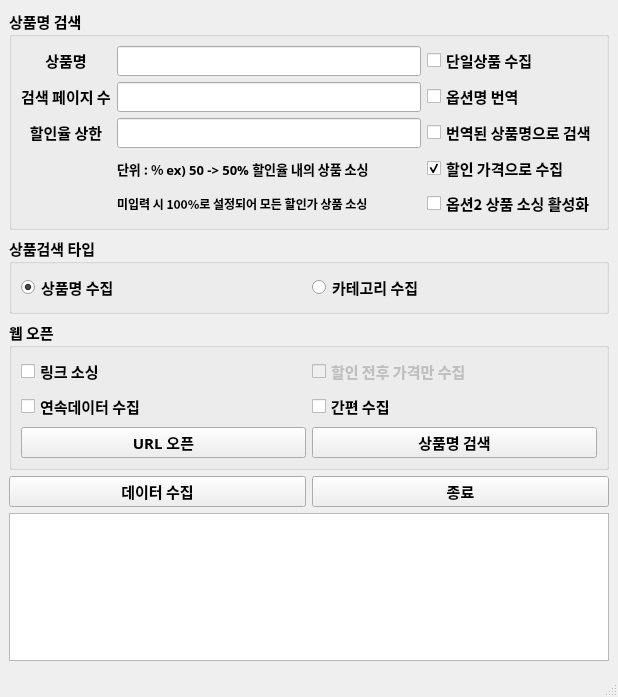
This is AliExpressShoppingCrawller/driver/main_ui.ui in TomLee9903/TomLee9903 as Qt 5 draws it before an edit. The edited form follows.
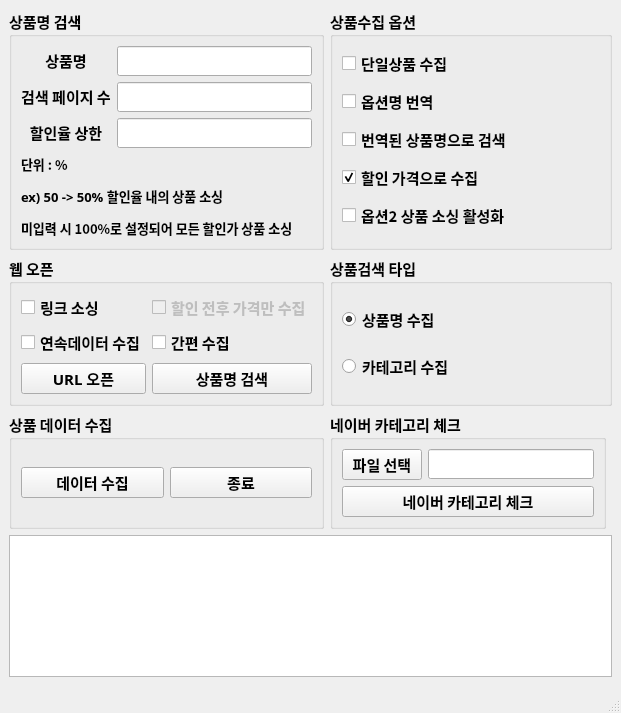
This is the edited form.

Commit message:
[AliExpress] AliExpress 2.0 9차 업데이트
 -. 할인 전후 가격 수집 안되던 버그 수정
 -. 네이버 카테고리 체크 기능 추가
 -. UI 디자인 변경

```diff
--- a/AliExpressShoppingCrawller/driver/main_ui.ui
+++ b/AliExpressShoppingCrawller/driver/main_ui.ui
@@ -6,8 +6,8 @@
    <rect>
     <x>0</x>
     <y>0</y>
-    <width>618</width>
-    <height>697</height>
+    <width>621</width>
+    <height>713</height>
    </rect>
   </property>
   <property name="font">
@@ -23,170 +23,61 @@
    <number>-2</number>
   </property>
   <widget class="QWidget" name="centralwidget">
-   <layout class="QGridLayout" name="gridLayout_6">
-    <item row="0" column="0">
-     <layout class="QGridLayout" name="gridLayout_3">
-      <item row="0" column="0">
-       <widget class="QGroupBox" name="groupBox_2">
-        <property name="font">
-         <font>
-          <family>맑은 고딕</family>
-          <pointsize>11</pointsize>
-          <weight>75</weight>
-          <bold>true</bold>
-         </font>
-        </property>
-        <property name="title">
-         <string>상품명 검색</string>
-        </property>
-        <layout class="QGridLayout" name="gridLayout_2">
-         <item row="0" column="1">
-          <widget class="QLineEdit" name="item_name">
-           <property name="enabled">
-            <bool>true</bool>
-           </property>
-           <property name="font">
-            <font>
-             <family>맑은 고딕</family>
-             <pointsize>11</pointsize>
-             <weight>75</weight>
-             <bold>true</bold>
-            </font>
-           </property>
-          </widget>
-         </item>
-         <item row="0" column="2">
-          <widget class="QCheckBox" name="no_option">
-           <property name="text">
-            <string>단일상품 수집</string>
-           </property>
-          </widget>
-         </item>
-         <item row="1" column="0">
-          <widget class="QLabel" name="label_7">
-           <property name="font">
-            <font>
-             <family>맑은 고딕</family>
-             <pointsize>11</pointsize>
-             <weight>75</weight>
-             <bold>true</bold>
-            </font>
-           </property>
-           <property name="text">
-            <string>&lt;html&gt;&lt;head/&gt;&lt;body&gt;&lt;p align=&quot;center&quot;&gt;검색 페이지 수&lt;/p&gt;&lt;/body&gt;&lt;/html&gt;</string>
-           </property>
-          </widget>
-         </item>
-         <item row="5" column="1">
-          <widget class="QLabel" name="label_2">
-           <property name="font">
-            <font>
-             <family>맑은 고딕</family>
-             <pointsize>10</pointsize>
-             <weight>75</weight>
-             <bold>true</bold>
-            </font>
-           </property>
-           <property name="text">
-            <string>단위 : % ex) 50 -&gt; 50% 할인율 내의 상품 소싱</string>
-           </property>
-          </widget>
-         </item>
-         <item row="4" column="2">
-          <widget class="QCheckBox" name="enable_translate_itemname">
-           <property name="text">
-            <string>번역된 상품명으로 검색</string>
-           </property>
-          </widget>
-         </item>
-         <item row="1" column="1">
-          <widget class="QLineEdit" name="page_cnt">
-           <property name="enabled">
-            <bool>true</bool>
-           </property>
-           <property name="font">
-            <font>
-             <family>맑은 고딕</family>
-             <pointsize>11</pointsize>
-             <weight>75</weight>
-             <bold>true</bold>
-            </font>
-           </property>
-           <property name="echoMode">
-            <enum>QLineEdit::Normal</enum>
-           </property>
-          </widget>
-         </item>
-         <item row="4" column="1">
-          <widget class="QLineEdit" name="discount_per_limit"/>
-         </item>
-         <item row="6" column="2">
-          <widget class="QCheckBox" name="enable_option2_btn">
-           <property name="text">
-            <string>옵션2 상품 소싱 활성화</string>
-           </property>
-          </widget>
-         </item>
-         <item row="5" column="2">
-          <widget class="QCheckBox" name="enable_discount">
-           <property name="text">
-            <string>할인 가격으로 수집</string>
-           </property>
-           <property name="checked">
-            <bool>true</bool>
-           </property>
-          </widget>
-         </item>
-         <item row="4" column="0">
-          <widget class="QLabel" name="label">
-           <property name="text">
-            <string>&lt;html&gt;&lt;head/&gt;&lt;body&gt;&lt;p align=&quot;center&quot;&gt;할인율 상한&lt;/p&gt;&lt;/body&gt;&lt;/html&gt;</string>
-           </property>
-          </widget>
-         </item>
-         <item row="1" column="2">
-          <widget class="QCheckBox" name="auto_translate_btn">
-           <property name="text">
-            <string>옵션명 번역</string>
-           </property>
-          </widget>
-         </item>
-         <item row="0" column="0">
-          <widget class="QLabel" name="label_8">
-           <property name="font">
-            <font>
-             <family>맑은 고딕</family>
-             <pointsize>11</pointsize>
-             <weight>75</weight>
-             <bold>true</bold>
-            </font>
-           </property>
-           <property name="text">
-            <string>&lt;html&gt;&lt;head/&gt;&lt;body&gt;&lt;p align=&quot;center&quot;&gt;상품명&lt;/p&gt;&lt;/body&gt;&lt;/html&gt;</string>
-           </property>
-          </widget>
-         </item>
-         <item row="6" column="1">
-          <widget class="QLabel" name="label_3">
-           <property name="font">
-            <font>
-             <family>맑은 고딕</family>
-             <pointsize>9</pointsize>
-             <weight>75</weight>
-             <bold>true</bold>
-            </font>
-           </property>
-           <property name="text">
-            <string>미입력 시 100%로 설정되어 모든 할인가 상품 소싱</string>
-           </property>
-          </widget>
-         </item>
-        </layout>
-       </widget>
-      </item>
-     </layout>
+   <layout class="QGridLayout" name="gridLayout_7">
+    <item row="0" column="2" colspan="2">
+     <widget class="QGroupBox" name="groupBox_6">
+      <property name="font">
+       <font>
+        <weight>75</weight>
+        <bold>true</bold>
+       </font>
+      </property>
+      <property name="title">
+       <string>상품수집 옵션</string>
+      </property>
+      <layout class="QGridLayout" name="gridLayout_3">
+       <item row="0" column="0">
+        <widget class="QCheckBox" name="no_option">
+         <property name="text">
+          <string>단일상품 수집</string>
+         </property>
+        </widget>
+       </item>
+       <item row="1" column="0">
+        <widget class="QCheckBox" name="auto_translate_btn">
+         <property name="text">
+          <string>옵션명 번역</string>
+         </property>
+        </widget>
+       </item>
+       <item row="2" column="0">
+        <widget class="QCheckBox" name="enable_translate_itemname">
+         <property name="text">
+          <string>번역된 상품명으로 검색</string>
+         </property>
+        </widget>
+       </item>
+       <item row="3" column="0">
+        <widget class="QCheckBox" name="enable_discount">
+         <property name="text">
+          <string>할인 가격으로 수집</string>
+         </property>
+         <property name="checked">
+          <bool>true</bool>
+         </property>
+        </widget>
+       </item>
+       <item row="4" column="0">
+        <widget class="QCheckBox" name="enable_option2_btn">
+         <property name="text">
+          <string>옵션2 상품 소싱 활성화</string>
+         </property>
+        </widget>
+       </item>
+      </layout>
+     </widget>
     </item>
-    <item row="2" column="0">
+    <item row="1" column="1">
      <widget class="QGroupBox" name="groupBox_3">
       <property name="font">
        <font>
@@ -267,53 +158,19 @@
       </layout>
      </widget>
     </item>
-    <item row="3" column="0">
-     <layout class="QGridLayout" name="gridLayout_4">
-      <item row="0" column="0">
-       <widget class="QPushButton" name="run_btn">
-        <property name="font">
-         <font>
-          <family>맑은 고딕</family>
-          <pointsize>11</pointsize>
-          <weight>75</weight>
-          <bold>true</bold>
-         </font>
-        </property>
-        <property name="text">
-         <string>데이터 수집</string>
-        </property>
-       </widget>
-      </item>
-      <item row="0" column="1">
-       <widget class="QPushButton" name="exit_btn">
-        <property name="font">
-         <font>
-          <family>맑은 고딕</family>
-          <pointsize>11</pointsize>
-          <weight>75</weight>
-          <bold>true</bold>
-         </font>
-        </property>
-        <property name="text">
-         <string>종료</string>
-        </property>
-       </widget>
-      </item>
-      <item row="2" column="0" colspan="2">
-       <widget class="QTextBrowser" name="textBrowser">
-        <property name="font">
-         <font>
-          <family>맑은 고딕</family>
-          <pointsize>11</pointsize>
-          <weight>75</weight>
-          <bold>true</bold>
-         </font>
-        </property>
-       </widget>
-      </item>
-     </layout>
+    <item row="3" column="1" colspan="3">
+     <widget class="QTextBrowser" name="textBrowser">
+      <property name="font">
+       <font>
+        <family>맑은 고딕</family>
+        <pointsize>11</pointsize>
+        <weight>75</weight>
+        <bold>true</bold>
+       </font>
+      </property>
+     </widget>
     </item>
-    <item row="1" column="0">
+    <item row="1" column="2" colspan="2">
      <widget class="QGroupBox" name="groupBox">
       <property name="font">
        <font>
@@ -337,7 +194,7 @@
          </property>
         </widget>
        </item>
-       <item row="0" column="1">
+       <item row="1" column="0">
         <widget class="QRadioButton" name="category_radio">
          <property name="text">
           <string>카테고리 수집</string>
@@ -347,6 +204,192 @@
       </layout>
      </widget>
     </item>
+    <item row="0" column="1">
+     <widget class="QGroupBox" name="groupBox_2">
+      <property name="font">
+       <font>
+        <family>맑은 고딕</family>
+        <pointsize>11</pointsize>
+        <weight>75</weight>
+        <bold>true</bold>
+       </font>
+      </property>
+      <property name="title">
+       <string>상품명 검색</string>
+      </property>
+      <layout class="QGridLayout" name="gridLayout_2">
+       <item row="4" column="0">
+        <widget class="QLabel" name="label">
+         <property name="text">
+          <string>&lt;html&gt;&lt;head/&gt;&lt;body&gt;&lt;p align=&quot;center&quot;&gt;할인율 상한&lt;/p&gt;&lt;/body&gt;&lt;/html&gt;</string>
+         </property>
+        </widget>
+       </item>
+       <item row="1" column="1">
+        <widget class="QLineEdit" name="page_cnt">
+         <property name="enabled">
+          <bool>true</bool>
+         </property>
+         <property name="font">
+          <font>
+           <family>맑은 고딕</family>
+           <pointsize>11</pointsize>
+           <weight>75</weight>
+           <bold>true</bold>
+          </font>
+         </property>
+         <property name="echoMode">
+          <enum>QLineEdit::Normal</enum>
+         </property>
+        </widget>
+       </item>
+       <item row="0" column="0">
+        <widget class="QLabel" name="label_8">
+         <property name="font">
+          <font>
+           <family>맑은 고딕</family>
+           <pointsize>11</pointsize>
+           <weight>75</weight>
+           <bold>true</bold>
+          </font>
+         </property>
+         <property name="text">
+          <string>&lt;html&gt;&lt;head/&gt;&lt;body&gt;&lt;p align=&quot;center&quot;&gt;상품명&lt;/p&gt;&lt;/body&gt;&lt;/html&gt;</string>
+         </property>
+        </widget>
+       </item>
+       <item row="1" column="0">
+        <widget class="QLabel" name="label_7">
+         <property name="font">
+          <font>
+           <family>맑은 고딕</family>
+           <pointsize>11</pointsize>
+           <weight>75</weight>
+           <bold>true</bold>
+          </font>
+         </property>
+         <property name="text">
+          <string>&lt;html&gt;&lt;head/&gt;&lt;body&gt;&lt;p align=&quot;center&quot;&gt;검색 페이지 수&lt;/p&gt;&lt;/body&gt;&lt;/html&gt;</string>
+         </property>
+        </widget>
+       </item>
+       <item row="0" column="1">
+        <widget class="QLineEdit" name="item_name">
+         <property name="enabled">
+          <bool>true</bool>
+         </property>
+         <property name="font">
+          <font>
+           <family>맑은 고딕</family>
+           <pointsize>11</pointsize>
+           <weight>75</weight>
+           <bold>true</bold>
+          </font>
+         </property>
+        </widget>
+       </item>
+       <item row="4" column="1">
+        <widget class="QLineEdit" name="discount_per_limit"/>
+       </item>
+       <item row="5" column="0" colspan="2">
+        <widget class="QLabel" name="label_2">
+         <property name="font">
+          <font>
+           <family>맑은 고딕</family>
+           <pointsize>10</pointsize>
+           <weight>75</weight>
+           <bold>true</bold>
+          </font>
+         </property>
+         <property name="text">
+          <string>&lt;html&gt;&lt;head/&gt;&lt;body&gt;&lt;p&gt;단위 : %&lt;/p&gt;&lt;p&gt;ex) 50 -&amp;gt; 50% 할인율 내의 상품 소싱&lt;/p&gt;&lt;p&gt;미입력 시 100%로 설정되어 모든 할인가 상품 소싱&lt;/p&gt;&lt;/body&gt;&lt;/html&gt;</string>
+         </property>
+        </widget>
+       </item>
+      </layout>
+     </widget>
+    </item>
+    <item row="2" column="2">
+     <widget class="QGroupBox" name="groupBox_4">
+      <property name="font">
+       <font>
+        <weight>75</weight>
+        <bold>true</bold>
+       </font>
+      </property>
+      <property name="title">
+       <string>네이버 카테고리 체크</string>
+      </property>
+      <layout class="QGridLayout" name="gridLayout_6">
+       <item row="0" column="2">
+        <widget class="QLineEdit" name="file_path_input">
+         <property name="text">
+          <string/>
+         </property>
+        </widget>
+       </item>
+       <item row="0" column="1">
+        <widget class="QPushButton" name="set_file_path_btn">
+         <property name="text">
+          <string>파일 선택</string>
+         </property>
+        </widget>
+       </item>
+       <item row="1" column="1" colspan="2">
+        <widget class="QPushButton" name="start_naver_category_btn">
+         <property name="text">
+          <string>네이버 카테고리 체크</string>
+         </property>
+        </widget>
+       </item>
+      </layout>
+     </widget>
+    </item>
+    <item row="2" column="1">
+     <widget class="QGroupBox" name="groupBox_5">
+      <property name="font">
+       <font>
+        <weight>75</weight>
+        <bold>true</bold>
+       </font>
+      </property>
+      <property name="title">
+       <string>상품 데이터 수집</string>
+      </property>
+      <layout class="QGridLayout" name="gridLayout_4">
+       <item row="0" column="0">
+        <widget class="QPushButton" name="run_btn">
+         <property name="font">
+          <font>
+           <family>맑은 고딕</family>
+           <pointsize>11</pointsize>
+           <weight>75</weight>
+           <bold>true</bold>
+          </font>
+         </property>
+         <property name="text">
+          <string>데이터 수집</string>
+         </property>
+        </widget>
+       </item>
+       <item row="0" column="1">
+        <widget class="QPushButton" name="exit_btn">
+         <property name="font">
+          <font>
+           <family>맑은 고딕</family>
+           <pointsize>11</pointsize>
+           <weight>75</weight>
+           <bold>true</bold>
+          </font>
+         </property>
+         <property name="text">
+          <string>종료</string>
+         </property>
+        </widget>
+       </item>
+      </layout>
+     </widget>
+    </item>
    </layout>
   </widget>
   <widget class="QMenuBar" name="menubar">
```
Left out of the diff: 75 changed lines with no effect on the pictures. The commit also changes 3 other files.
